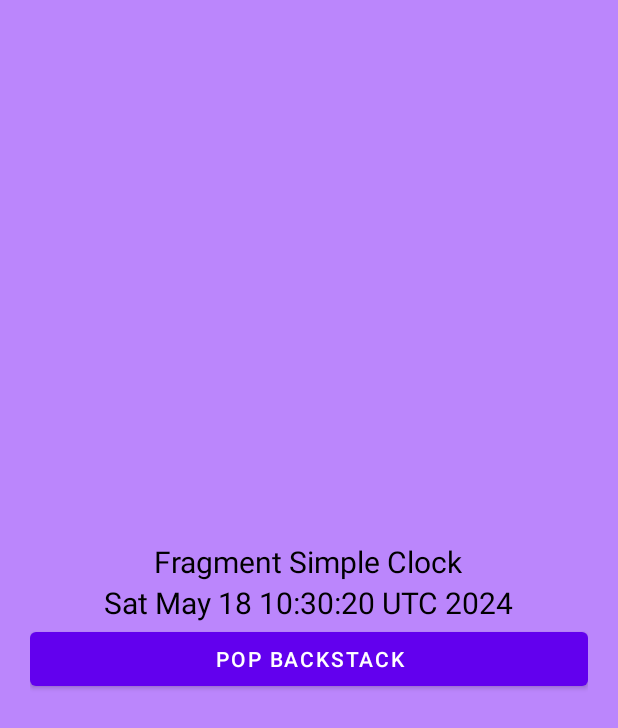
After one commit to dantech0xff/AndroidFundamentalsByDanTech, an Android app: the fragment SimpleClockFragment placed in its activity, on a phone screen of 412 x 824 dp. The commit adds this screen. Shown: the top 728 px of the screen. Run offline under Robolectric (Android 15) with nearby library versions, the phone set to English and light mode, and no system bars; our stand-ins replace data binding.

Commit message:
Simple Clock Fragment

```diff
--- /dev/null
+++ b/app/src/main/java/com/creative/androidfundamentalsbydantech/fragment/SimpleClockFragment.kt
@@ -0,0 +1,79 @@
+package com.creative.androidfundamentalsbydantech.fragment
+
+import android.icu.util.Calendar
+import android.os.Bundle
+import android.os.Handler
+import android.os.HandlerThread
+import android.os.Looper
+import android.util.Log
+import android.view.LayoutInflater
+import android.view.View
+import android.view.ViewGroup
+import android.widget.Toast
+import androidx.fragment.app.Fragment
+import com.creative.androidfundamentalsbydantech.databinding.FragmentSimpleClockBinding
+
+/**
+ * Created by dan on 18/5/24
+ *
+ * Copyright © 2024 1010 Creative. All rights reserved.
+ */
+
+class SimpleClockFragment : Fragment() {
+    private var binding: FragmentSimpleClockBinding? = null
+
+    companion object {
+        fun newInstance(): SimpleClockFragment {
+            return SimpleClockFragment()
+        }
+    }
+
+    private val clockHandlerThread: HandlerThread = HandlerThread("Clock-Handler-Thread").apply {
+        start()
+    }
+    private val clockHandler: Handler by lazy {
+        Handler(clockHandlerThread.looper)
+    }
+    private val mainHandler: Handler = Handler(Looper.getMainLooper())
+    private val clockRunnable: Runnable = object : Runnable {
+        override fun run() {
+            Log.d("SimpleClockFragment", "Clock Runnable At Time ${System.currentTimeMillis()} On Thread ${Thread.currentThread().name}")
+            mainHandler.post {
+                updateTime()
+            }
+            clockHandler.postDelayed(this, 1000)
+        }
+    }
+
+    override fun onCreateView(inflater: LayoutInflater, container: ViewGroup?, savedInstanceState: Bundle?): View? {
+        binding = FragmentSimpleClockBinding.inflate(inflater, container, false)
+        binding?.buttonPopBackstack?.setOnClickListener {
+            if (parentFragmentManager.backStackEntryCount > 0) {
+                parentFragmentManager.popBackStack()
+            }
+        }
+        return binding?.root
+    }
+
+    override fun onViewCreated(view: View, savedInstanceState: Bundle?) {
+        super.onViewCreated(view, savedInstanceState)
+        startClock()
+    }
+
+    private fun startClock() {
+        updateTime()
+        clockHandler.postDelayed(clockRunnable, 1000)
+    }
+
+    private fun updateTime() {
+        binding?.timeNow = Calendar.getInstance().time.toString()
+        binding?.executePendingBindings()
+    }
+
+    override fun onDestroyView() {
+        super.onDestroyView()
+        binding = null
+        mainHandler.removeCallbacksAndMessages(null)
+        clockHandlerThread.quitSafely()
+    }
+}
--- a/app/src/main/java/com/creative/androidfundamentalsbydantech/fragment/SimpleFragment.kt
+++ b/app/src/main/java/com/creative/androidfundamentalsbydantech/fragment/SimpleFragment.kt
@@ -109,6 +109,17 @@ class SimpleFragment : Fragment() {
                 }
             }
         }
+
+        binding?.buttonSimpleClockFragment?.setOnClickListener {
+            parentFragmentManager.beginTransaction()
+                .replace(
+                    R.id.fragment_container,
+                    SimpleClockFragment.newInstance(),
+                    "${SimpleClockFragment::class.java}-${SimpleClockFragment().hashCode()}"
+                )
+                .addToBackStack("${SimpleClockFragment().hashCode()}")
+                .commit()
+        }
         Log.d("SimpleFragment", "onViewCreated")
     }
     override fun onViewStateRestored(savedInstanceState: Bundle?) {
@@ -121,11 +132,11 @@ class SimpleFragment : Fragment() {
     }
     override fun onResume() {
         super.onResume()
-        Log.d("SimpleFragment", "onResume")
+        Log.d("SimpleFragment", "onResume ${this.hashCode()}")
     }
     override fun onPause() {
         super.onPause()
-        Log.d("SimpleFragment", "onPause")
+        Log.d("SimpleFragment", "onPause ${this.hashCode()}")
     }
     override fun onStop() {
         super.onStop()
--- a/app/src/main/res/layout/fragment_simple.xml
+++ b/app/src/main/res/layout/fragment_simple.xml
@@ -41,6 +41,12 @@
                 android:text="Simulate Deadlock"
                 android:layout_width="match_parent"
                 android:layout_height="wrap_content"/>
+
+            <Button
+                android:id="@+id/buttonSimpleClockFragment"
+                android:text="Simple Clock Fragment"
+                android:layout_width="match_parent"
+                android:layout_height="wrap_content"/>
         </LinearLayout>
     </androidx.constraintlayout.widget.ConstraintLayout>
 </layout>
--- /dev/null
+++ b/app/src/main/res/layout/fragment_simple_clock.xml
@@ -0,0 +1,49 @@
+<?xml version="1.0" encoding="utf-8"?>
+<layout xmlns:app="http://schemas.android.com/apk/res-auto"
+    xmlns:tools="http://schemas.android.com/tools">
+
+    <data>
+        <variable
+            name="timeNow"
+            type="String"/>
+    </data>
+
+    <androidx.constraintlayout.widget.ConstraintLayout
+        xmlns:android="http://schemas.android.com/apk/res/android"
+        android:layout_width="match_parent"
+        android:layout_height="match_parent">
+
+        <LinearLayout
+            app:layout_constraintTop_toTopOf="parent"
+            app:layout_constraintBottom_toBottomOf="parent"
+            app:layout_constraintStart_toStartOf="parent"
+            app:layout_constraintEnd_toEndOf="parent"
+            android:orientation="vertical"
+            android:padding="20dp"
+            android:gravity="center"
+            android:layout_width="match_parent"
+            android:layout_height="wrap_content">
+            <TextView
+                android:textColor="@color/black"
+                android:textSize="20sp"
+                android:text="@string/fragment_simple_clock"
+                android:id="@+id/fragment_title"
+                android:layout_width="wrap_content"
+                android:layout_height="wrap_content"/>
+            <TextView
+                tools:text="00:00:00"
+                android:text="@{timeNow}"
+                android:textColor="@color/black"
+                android:textSize="20sp"
+                android:id="@+id/simpleClock"
+                android:layout_width="wrap_content"
+                android:layout_height="wrap_content"/>
+            <Button
+                android:id="@+id/buttonPopBackstack"
+                android:text="@string/pop_backstack"
+                android:layout_width="match_parent"
+                android:layout_height="wrap_content"/>
+        </LinearLayout>
+
+    </androidx.constraintlayout.widget.ConstraintLayout>
+</layout>
--- a/app/src/main/res/values/strings.xml
+++ b/app/src/main/res/values/strings.xml
@@ -1,3 +1,5 @@
 <resources>
     <string name="app_name">Android Fundamentals By Dan Tech</string>
+    <string name="pop_backstack">Pop Backstack</string>
+    <string name="fragment_simple_clock">Fragment Simple Clock</string>
 </resources>
```
